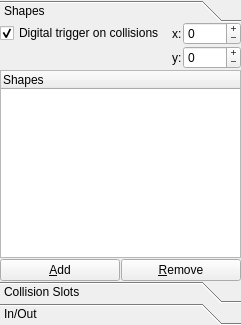
This is ui/tab_regionsUi.ui in wonkoderverstaendige/Spotter as Qt 5 draws it before an edit. The edited form follows.
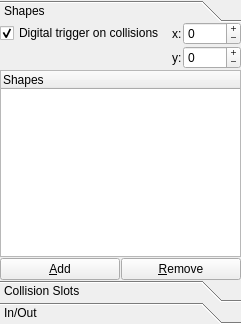
This is the edited form.

```diff
--- a/ui/tab_regionsUi.ui
+++ b/ui/tab_regionsUi.ui
@@ -7,7 +7,7 @@
     <x>0</x>
     <y>0</y>
     <width>241</width>
-    <height>325</height>
+    <height>324</height>
    </rect>
   </property>
   <property name="windowTitle">
@@ -48,7 +48,7 @@
           <x>0</x>
           <y>0</y>
           <width>239</width>
-          <height>260</height>
+          <height>259</height>
          </rect>
         </property>
         <attribute name="label">
```
Left out of the diff: 4 changed lines with no effect on the pictures.
